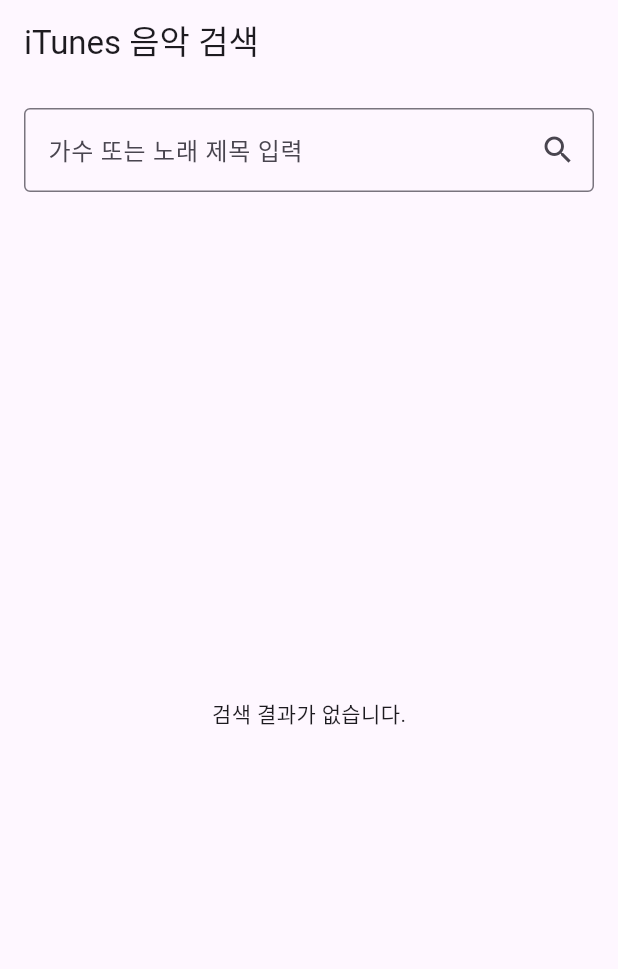
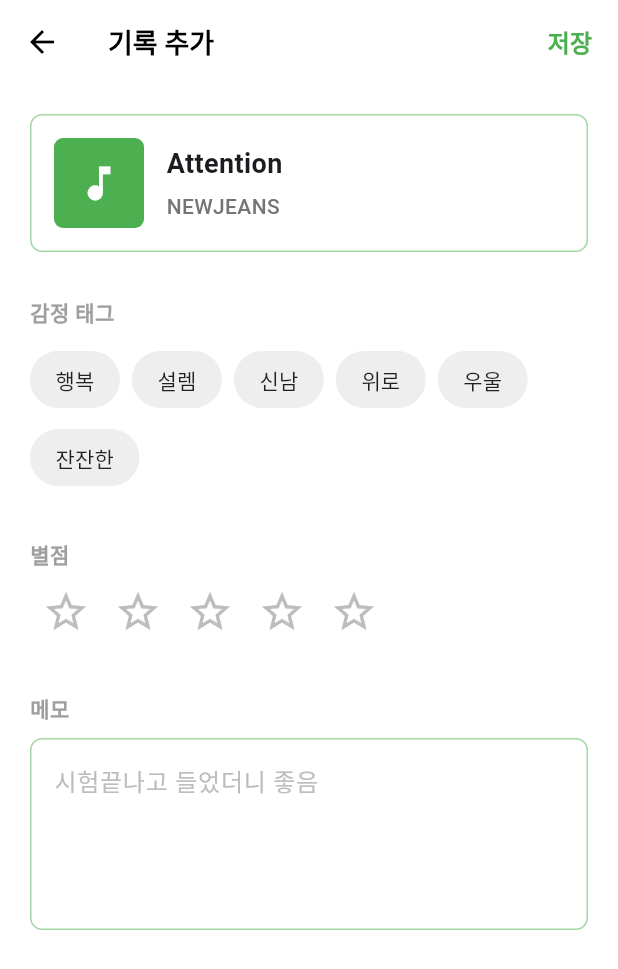
Before and after one commit to jinyoung804/playlist-diary, a Flutter app: the screen it shows after launch, on a phone screen of 412 x 824 dp. Shown: the top 969 px of the screen. Run offline on Flutter 3.47's test engine with Material 3 defaults, Android fonts, the phone set to English and light mode, and no system bars.

Commit message:
세번째 화면 인터페이스만 완료 (임의로 넣은 데이터)

```diff
--- a/lib/main.dart
+++ b/lib/main.dart
@@ -1,128 +1,192 @@
-import 'dart:io';
-import 'dart:convert';
 import 'package:flutter/material.dart';
-import 'package:http/http.dart' as http;
 
 void main() {
-  // 인증서 오류 우회 설정
-  HttpOverrides.global = MyHttpOverrides();
-  runApp(const MyApp());
-}
-
-// 반드시 main 함수와 완전히 분리된 독립된 공간에 있어야 합니다.
-class MyHttpOverrides extends HttpOverrides {
-  @override
-  HttpClient createHttpClient(SecurityContext? context) {
-    return super.createHttpClient(context)
-      ..badCertificateCallback = (X509Certificate cert, String host, int port) => true;
-  }
+  runApp(MyApp());
 }
 
 class MyApp extends StatelessWidget {
-  const MyApp({super.key});
+  MyApp({super.key});
 
   @override
   Widget build(BuildContext context) {
-    return const MaterialApp(
-      home: ItunesSearchScreen(),
+    return MaterialApp(
+      debugShowCheckedModeBanner: false,
+      theme: ThemeData(
+        primaryColor: Color(0xFF4CAF50),
+        scaffoldBackgroundColor: Colors.white,
+      ),
+      home: AddRecordScreen(),
     );
   }
 }
 
-class ItunesSearchScreen extends StatefulWidget {
-  const ItunesSearchScreen({super.key});
+class AddRecordScreen extends StatefulWidget {
+  AddRecordScreen({super.key});
 
   @override
-  State<ItunesSearchScreen> createState() => _ItunesSearchScreenState();
+  State<AddRecordScreen> createState() => _AddRecordScreenState();
 }
 
-class _ItunesSearchScreenState extends State<ItunesSearchScreen> {
-  final TextEditingController _controller = TextEditingController();
-  List<dynamic> _searchResults = [];
-  bool _isLoading = false;
+class _AddRecordScreenState extends State<AddRecordScreen> {
+  final List<String> _availableTags = ['행복', '설렘', '신남', '위로', '우울', '잔잔한'];
+  final List<String> _selectedTags = [];
+  int _rating = 0;
+  final TextEditingController _memoController = TextEditingController();
 
-  Future<void> _searchItunes(String searchTerm) async {
-    if (searchTerm.isEmpty) return;
+  final Map<String, String> _musicData = {
+    'trackName': 'Attention',
+    'artistName': 'NEWJEANS',
+  };
 
-    setState(() {
-      _isLoading = true;
-    });
+  void _saveRecord() {
+    final recordData = {
+      'trackName': _musicData['trackName'],
+      'artistName': _musicData['artistName'],
+      'emotionTags': _selectedTags,
+      'rating': _rating,
+      'memo': _memoController.text,
+      'createdAt': '2026-06-16',
+    };
 
-    // 윈도우 환경에서 가장 안전한 URL 생성 방식
-    final url = Uri.https('://apple.com', '/search', {
-      'term': searchTerm,
-      'country': 'KR',
-      'media': 'music',
-      'entity': 'song',
-      'limit': '20',
-    });
+    print('=== 저장될 데이터 ===');
+    print(recordData);
 
-    try {
-      final response = await http.get(url);
-
-      if (response.statusCode == 200) {
-        final data = json.decode(response.body);
-        setState(() {
-          _searchResults = data['results'];
-        });
-      } else {
-        _showErrorSnackBar('데이터를 가져오지 못했습니다. (코드: ${response.statusCode})');
-      }
-    } catch (e) {
-      _showErrorSnackBar('네트워크 오류가 발생했습니다: $e');
-    } finally {
-      setState(() {
-        _isLoading = false;
-      });
-    }
-  }
-
-  void _showErrorSnackBar(String message) {
     ScaffoldMessenger.of(context).showSnackBar(
-      SnackBar(content: Text(message)),
+      SnackBar(content: Text('데이터가 콘솔에 출력되었습니다!')),
     );
   }
 
   @override
   Widget build(BuildContext context) {
+    final pointColor = Color(0xFF4CAF50);
+
     return Scaffold(
-      appBar: AppBar(title: const Text('iTunes 음악 검색')),
-      body: Padding(
-        padding: const EdgeInsets.all(16.0),
+      appBar: AppBar(
+        backgroundColor: Colors.white,
+        elevation: 0,
+        leading: IconButton(
+          icon: Icon(Icons.arrow_back, color: Colors.black),
+          onPressed: () {},
+        ),
+        title: Text('기록 추가', style: TextStyle(color: Colors.black, fontSize: 18, fontWeight: FontWeight.bold)),
+        actions: [
+          TextButton(
+            onPressed: _saveRecord,
+            child: Text('저장', style: TextStyle(color: pointColor, fontSize: 16, fontWeight: FontWeight.bold)),
+          ),
+        ],
+      ),
+      body: SingleChildScrollView(
+        padding: EdgeInsets.all(20.0),
         child: Column(
+          crossAxisAlignment: CrossAxisAlignment.start,
           children: [
-            TextField(
-              controller: _controller,
-              decoration: InputDecoration(
-                labelText: '가수 또는 노래 제목 입력',
-                suffixIcon: IconButton(
-                  icon: const Icon(Icons.search),
-                  onPressed: () => _searchItunes(_controller.text),
-                ),
-                border: const OutlineInputBorder(),
+            // [곡 정보 카드 영역]
+            Container(
+              padding: EdgeInsets.all(15),
+              decoration: BoxDecoration(
+                border: Border.all(color: pointColor.withOpacity(0.5)),
+                borderRadius: BorderRadius.circular(8),
               ),
-              onSubmitted: (value) => _searchItunes(value),
-            ),
-            const SizedBox(height: 16),
-            Expanded(
-              child: _isLoading
-                  ? const Center(child: CircularProgressIndicator())
-                  : _searchResults.isEmpty
-                  ? const Center(child: Text('검색 결과가 없습니다.'))
-                  : ListView.builder(
-                itemCount: _searchResults.length,
-                itemBuilder: (context, index) {
-                  final track = _searchResults[index];
-                  return ListTile(
-                    leading: track['artworkUrl60'] != null
-                        ? Image.network(track['artworkUrl60'])
-                        : const Icon(Icons.music_note),
-                    title: Text(track['trackName'] ?? '알 수 없는 곡명'),
-                    subtitle: Text(track['artistName'] ?? '알 수 없는 가수'),
-                  );
-                },
+              child: Row(
+                children: [
+                  Container(
+                    width: 60,
+                    height: 60,
+                    decoration: BoxDecoration(
+                      color: pointColor,
+                      borderRadius: BorderRadius.circular(6),
+                    ),
+                    child: Icon(Icons.music_note, color: Colors.white, size: 30),
+                  ),
+                  SizedBox(width: 15),
+                  Column(
+                    crossAxisAlignment: CrossAxisAlignment.start,
+                    children: [
+                      Text(_musicData['trackName']!, style: TextStyle(fontSize: 18, fontWeight: FontWeight.bold)),
+                      SizedBox(height: 5),
+                      Text(_musicData['artistName']!, style: TextStyle(fontSize: 14, color: Colors.grey[600], fontWeight: FontWeight.w500)),
+                    ],
+                  ),
+                ],
               ),
             ),
+            SizedBox(height: 30),
+
+            // [감정 태그 섹션]
+            Text('감정 태그', style: TextStyle(fontSize: 14, color: Colors.grey, fontWeight: FontWeight.bold)),
+            SizedBox(height: 10),
+            Wrap(
+              spacing: 8.0,
+              runSpacing: 4.0,
+              children: _availableTags.map((tag) {
+                final isSelected = _selectedTags.contains(tag);
+                return ChoiceChip(
+                  label: Text(tag),
+                  selected: isSelected,
+                  selectedColor: pointColor.withOpacity(0.2),
+                  backgroundColor: Colors.grey[200],
+                  labelStyle: TextStyle(
+                    color: isSelected ? pointColor : Colors.black87,
+                    fontWeight: isSelected ? FontWeight.bold : FontWeight.normal,
+                  ),
+                  shape: RoundedRectangleBorder(borderRadius: BorderRadius.circular(20)),
+                  side: BorderSide(color: isSelected ? pointColor : Colors.transparent),
+                  onSelected: (selected) {
+                    setState(() {
+                      if (selected) {
+                        _selectedTags.add(tag);
+                      } else {
+                        _selectedTags.remove(tag);
+                      }
+                    });
+                  },
+                );
+              }).toList(),
+            ),
+            SizedBox(height: 30),
+
+            // [별점 섹션]
+            // ◀ 여기서 ) 괄호를 닫아서 아래 위젯들이 안 씹히게 고쳤어!
+            Text('별점', style: TextStyle(fontSize: 14, color: Colors.grey, fontWeight: FontWeight.bold)),
+            SizedBox(height: 5),
+            Row(
+              children: List.generate(5, (index) {
+                return IconButton(
+                  onPressed: () {
+                    setState(() {
+                      _rating = index + 1;
+                    });
+                  },
+                  icon: Icon(
+                    index < _rating ? Icons.star : Icons.star_border,
+                    color: index < _rating ? pointColor : Colors.grey[400],
+                    size: 32,
+                  ),
+                );
+              }),
+            ),
+            SizedBox(height: 30),
+
+            // [메모 섹션]
+            Text('메모', style: TextStyle(fontSize: 14, color: Colors.grey, fontWeight: FontWeight.bold)),
+            SizedBox(height: 10),
+            TextField(
+              controller: _memoController,
+              maxLines: 4,
+              decoration: InputDecoration(
+                hintText: '시험끝나고 들었더니 좋음',
+                hintStyle: TextStyle(color: Colors.grey[400]),
+                enabledBorder: OutlineInputBorder(
+                  borderSide: BorderSide(color: pointColor.withOpacity(0.5)),
+                  borderRadius: BorderRadius.circular(8),
+                ),
+                focusedBorder: OutlineInputBorder(
+                  borderSide: BorderSide(color: pointColor, width: 1.5),
+                  borderRadius: BorderRadius.circular(8),
+                ),
+              ),
+            ), // ◀ 여기에 오작동하던 여분의 괄호들을 정리했어.
           ],
         ),
       ),
```
